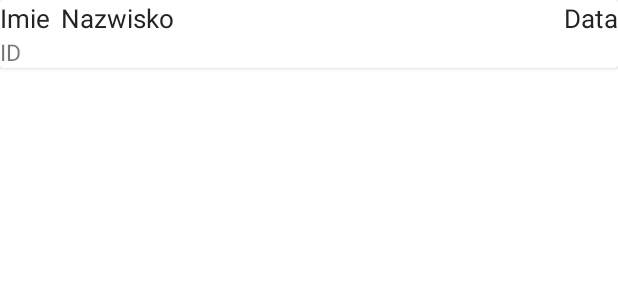
After one commit to mikolajbuczak/rejestrator-app, an Android app: the layout one_row_note_admin_logs_list.xml on its own in the app's theme, with its tools: preview values and no code run, on a phone screen of 412 x 824 dp. The commit adds this screen. Shown: the top 300 px of the screen. Run offline under Robolectric (Android 15) with nearby library versions, the phone set to English and light mode, and no system bars; network calls fail.

Commit message:
Added filter and employee addon functionality

```diff
--- a/Rejestrator/app/src/main/java/com/example/rejestrator/view/adapters/Admin/AdminLogsListAdapter.kt
+++ b/Rejestrator/app/src/main/java/com/example/rejestrator/view/adapters/Admin/AdminLogsListAdapter.kt
@@ -17,7 +17,7 @@ import kotlinx.android.synthetic.main.one_row_available_list.view.*
 import java.text.SimpleDateFormat
 import java.util.*
 
-class AdminLogsListAdapter(var logsList: LiveData<List<LoginData>>, var logsViewModel: AdminLogsListViewModel) : RecyclerView.Adapter<AdminLogsListAdapter.Holder>() {
+class AdminLogsListAdapter(var logsList: LiveData<ArrayList<LoginData>>, var logsViewModel: AdminLogsListViewModel) : RecyclerView.Adapter<AdminLogsListAdapter.Holder>() {
 
     class Holder(val view: View): RecyclerView.ViewHolder(view) {
         val textView1= view.findViewById<TextView>(R.id.row_idEmployee)
@@ -27,7 +27,7 @@ class AdminLogsListAdapter(var logsList: LiveData<List<LoginData>>, var logsView
     }
 
     override  fun onCreateViewHolder(parent: ViewGroup, viewType: Int): Holder{
-        val view = LayoutInflater.from(parent.context).inflate(R.layout.one_row_admin_logs_list,parent, false) as View
+        val view = LayoutInflater.from(parent.context).inflate(R.layout.one_row_note_admin_logs_list,parent, false) as View
 
         return Holder(view)
     }
--- a/Rejestrator/app/src/main/java/com/example/rejestrator/view/view/LoginAdministrator.kt
+++ b/Rejestrator/app/src/main/java/com/example/rejestrator/view/view/LoginAdministrator.kt
@@ -80,10 +80,7 @@ class LoginAdministrator : Fragment() {
                     ) {
                         if (response.code() == 200) {
                             adminLoginData = response.body()!!
-                            inputUsername.setText("")
-                            inputPassword.setText("")
-                            x.findNavController()
-                                .navigate(R.id.action_loginAdmin_to_dashboardLogsListAdmin)
+                            x.findNavController().navigate(R.id.action_loginAdmin_to_dashboardLogsListAdmin)
                         } else if (response.code() == 404) {
                             inputUsername.setText("")
                             inputPassword.setText("")
--- /dev/null
+++ b/Rejestrator/app/src/main/res/layout/one_row_note_admin_logs_list.xml
@@ -0,0 +1,48 @@
+<?xml version="1.0" encoding="utf-8"?>
+<androidx.cardview.widget.CardView xmlns:android="http://schemas.android.com/apk/res/android" android:layout_width="match_parent"
+    android:layout_height="wrap_content">
+
+    <RelativeLayout
+        android:layout_width="wrap_content"
+        android:layout_height="wrap_content">
+
+        <TextView
+            android:id="@+id/row_nameEmployee"
+            android:layout_width="wrap_content"
+            android:layout_height="wrap_content"
+            android:text="Imie"
+            android:layout_alignParentStart="true"
+            android:textColor="@color/aboveBack"
+            android:textSize="17.5sp" />
+
+        <TextView
+            android:id="@+id/row_surnameEmployee"
+            android:layout_width="wrap_content"
+            android:layout_height="wrap_content"
+            android:text="Nazwisko"
+            android:layout_marginStart="7dp"
+            android:layout_toEndOf="@id/row_nameEmployee"
+            android:textColor="@color/aboveBack"
+            android:textSize="17.5sp" />
+
+        <TextView
+            android:id="@+id/row_dateEmployee"
+            android:layout_width="wrap_content"
+            android:layout_height="wrap_content"
+            android:text="Data"
+            android:layout_marginStart="10dp"
+            android:layout_alignParentEnd="true"
+            android:textColor="@color/aboveBack"
+            android:textSize="17.5sp" />
+
+        <TextView
+            android:id="@+id/row_idEmployee"
+            android:layout_width="wrap_content"
+            android:layout_height="wrap_content"
+            android:text="ID"
+            android:textSize="15sp"
+            android:layout_below="@+id/row_nameEmployee" />
+
+    </RelativeLayout>
+
+</androidx.cardview.widget.CardView>
```
Also changed, not shown: Rejestrator/app/build.gradle (+7 -0 lines), Rejestrator/app/src/main/java/com/example/rejestrator/view/model/api/RejestratorApi.kt (+9 -1 lines), Rejestrator/app/src/main/java/com/example/rejestrator/view/model/repositories/ApiRepository.kt (+10 -2 lines), Rejestrator/app/src/main/java/com/example/rejestrator/view/view/Admin/DashboardLogsListAdmin.kt (+76 -14 lines), Rejestrator/app/src/main/java/com/example/rejestrator/view/viewmodel/Admin/AdminLogsListViewModel.kt (+14 -2 lines), Rejestrator/app/src/main/res/layout/fragment_employee_list_admin.xml (+7 -8 lines), Rejestrator/app/src/main/res/layout/fragment_logs_list_admin.xml (+4 -3 lines), Rejestrator/app/src/main/res/layout/one_row_admin_logs_list.xml (deleted, +0 -63 lines).
